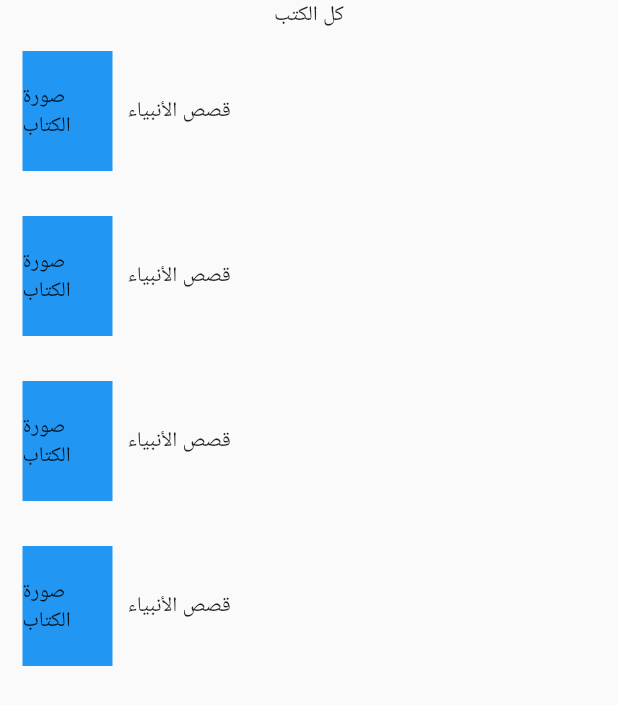
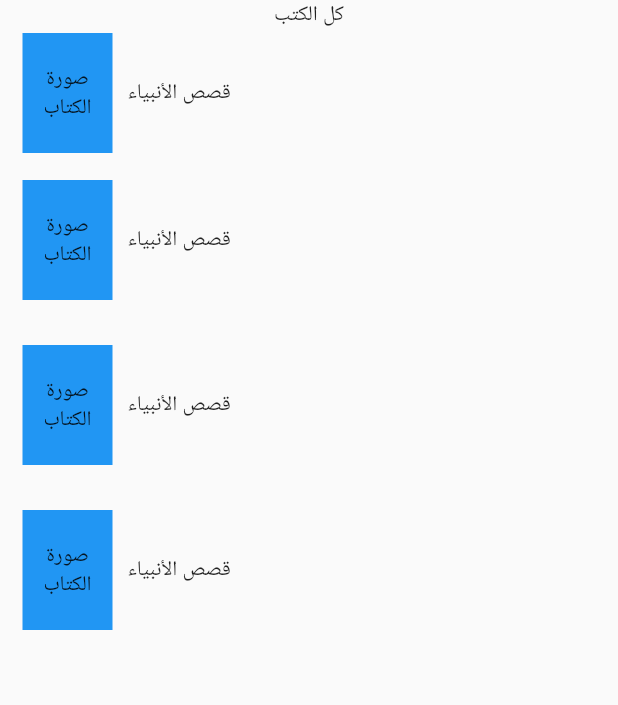
Before and after one commit to abderrazak-hash/books_app, a Flutter app: the screen it shows after launch, on a phone screen of 412 x 824 dp. Shown: the top 705 px of the screen. Run offline on Flutter 3.47's test engine with Material 2 defaults, Android fonts, the phone set to English and light mode, and no system bars.

Commit message:
Update main.dart

```diff
--- a/lib/main.dart
+++ b/lib/main.dart
@@ -64,13 +64,18 @@ class BooksList extends StatelessWidget {
           children: [
             const Center(child: Text('كل الكتب')),
             Container(
-              margin: const EdgeInsets.all(15.0),
+              margin: const EdgeInsets.symmetric(horizontal: 15.0, vertical: 3),
               child: Row(children: [
                 Container(
                   height: 80.0,
                   width: 60.0,
                   color: Colors.blue,
-                  child: const Center(child: Text('صورة الكتاب')),
+                  child: const Center(
+                    child: Text(
+                      'صورة الكتاب',
+                      textAlign: TextAlign.center,
+                    ),
+                  ),
                 ),
                 const SizedBox(width: 10.0),
                 const Center(
@@ -85,7 +90,11 @@ class BooksList extends StatelessWidget {
                   height: 80.0,
                   width: 60.0,
                   color: Colors.blue,
-                  child: const Center(child: Text('صورة الكتاب')),
+                  child: const Center(
+                      child: Text(
+                    'صورة الكتاب',
+                    textAlign: TextAlign.center,
+                  )),
                 ),
                 const SizedBox(width: 10.0),
                 const Center(
@@ -100,7 +109,11 @@ class BooksList extends StatelessWidget {
                   height: 80.0,
                   width: 60.0,
                   color: Colors.blue,
-                  child: const Center(child: Text('صورة الكتاب')),
+                  child: const Center(
+                      child: Text(
+                    'صورة الكتاب',
+                    textAlign: TextAlign.center,
+                  )),
                 ),
                 const SizedBox(width: 10.0),
                 const Center(
@@ -115,7 +128,11 @@ class BooksList extends StatelessWidget {
                   height: 80.0,
                   width: 60.0,
                   color: Colors.blue,
-                  child: const Center(child: Text('صورة الكتاب')),
+                  child: const Center(
+                      child: Text(
+                    'صورة الكتاب',
+                    textAlign: TextAlign.center,
+                  )),
                 ),
                 const SizedBox(width: 10.0),
                 const Center(
```
